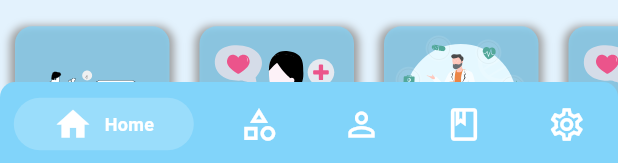
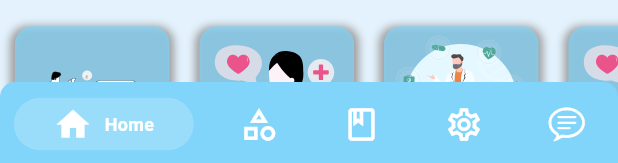
Before and after one commit to HarshGupta0/DoctorsAppointment_App, a Flutter app: the NavScreen widget shown alone on an empty page, opened directly, on a phone screen of 412 x 824 dp. Shown: the part 1070-1233 px from the top of the screen. Run offline on Flutter 3.47's test engine with Material 3 defaults, Android fonts, the phone set to English and light mode, and no system bars; drawn by our look-alikes of lottie, persistent_bottom_nav_bar; our stand-ins replace cloud_firestore, dotted_line, firebase_auth, firebase_core, flutter_screenutil, get and 2 more; missing offline and left inert: flutter_phone_direct_caller; accounts and stored records are empty.

```diff
--- a/lib/view/home_view/home_view.dart
+++ b/lib/view/home_view/home_view.dart
@@ -4,6 +4,7 @@ import 'package:doctors_appointment/controllers/home_controller.dart';
 import 'package:doctors_appointment/controllers/settingsController.dart';
 import 'package:doctors_appointment/view/doctor_profile_screen/doctorProfile.dart';
 import 'package:doctors_appointment/widgets/CustomTextField.dart';
+import 'package:doctors_appointment/widgets/common_bottom.dart';
 import 'package:dotted_line/dotted_line.dart';
 import 'package:flutter/material.dart';
 import 'package:flutter_screenutil/flutter_screenutil.dart';
@@ -255,7 +256,9 @@ class HomeView extends StatelessWidget {
                     shrinkWrap: false,
                     itemBuilder: (BuildContext context, index) {
                       return InkWell(
-                        onTap: () {},
+                        onTap: () {
+                           showPathologyBottomSheet(context);
+                        },
                         child: Container(
                           height: 120.h,
                           width: 90.w,
@@ -292,26 +295,6 @@ class HomeView extends StatelessWidget {
                         ),
                       );
                     }),
-              ),
-              Row(
-                mainAxisAlignment: MainAxisAlignment.end,
-                children: [
-                  Container(
-                    margin: EdgeInsets.only(right: 8.w),
-                    child: OutlinedButton(
-                      onPressed: () {},
-                      child:Text("View All",
-                          style: TextStyle(
-                              fontSize: 15.sp,
-                              fontWeight: FontWeight.w400,
-                              color: Colors.lightBlue.shade200)),
-                      style: ButtonStyle(
-                        minimumSize:
-                        MaterialStateProperty.all(Size(80.w, 30.h)),
-                      ),
-                    ),
-                  ),
-                ],
               ),
               const SizedBox(
                 height: 20,
--- a/lib/view/nav_screen/nav_screen.dart
+++ b/lib/view/nav_screen/nav_screen.dart
@@ -1,5 +1,5 @@
-import 'package:doctors_appointment/view/SignUp_view/SignUp_view.dart';
 import 'package:doctors_appointment/view/home_view/home_view.dart';
+import 'package:flutter/cupertino.dart';
 import 'package:flutter/material.dart';
 import 'package:persistent_bottom_nav_bar/persistent_tab_view.dart';
 import '../Categary_Screen/Categary_Screen.dart';
@@ -44,9 +44,10 @@ class NavScreen extends StatelessWidget {
     return [
       HomeView(),
       CategoryScreen(),
-      CategoryScreen(),
       AppointmentView(),
       SettingsView(),
+      SettingsView(),
+      // ChatScreen()
 
     ];
   }
@@ -66,12 +67,6 @@ class NavScreen extends StatelessWidget {
         inactiveColorPrimary: Colors.white,
       ),
       PersistentBottomNavBarItem(
-        icon: Icon(Icons.person_outline),
-        title: 'Doctor',
-        activeColorPrimary: Colors.white,
-        inactiveColorPrimary: Colors.white,
-      ),
-      PersistentBottomNavBarItem(
         icon: Icon(Icons.book_outlined),
         title: 'Appointment',
         activeColorPrimary: Colors.white,
@@ -83,6 +78,12 @@ class NavScreen extends StatelessWidget {
         activeColorPrimary: Colors.white,
         inactiveColorPrimary: Colors.white,
       ),
+      PersistentBottomNavBarItem(
+        icon: Icon(CupertinoIcons.chat_bubble_text),
+        title: 'Ask Me',
+        activeColorPrimary: Colors.white,
+        inactiveColorPrimary: Colors.white,
+      ),
     ];
   }
 }
--- a/pubspec.yaml
+++ b/pubspec.yaml
@@ -46,9 +46,11 @@ dependencies:
   dotted_line: ^3.2.2
   persistent_bottom_nav_bar: ^5.0.2
   flutter_phone_direct_caller: ^2.1.1
-  url_launcher: ^6.2.4
+  url_launcher: ^6.3.0
   google_fonts: ^6.2.0
   cloud_firestore: ^4.15.8
+  http: ^1.2.0
+  webview_flutter: ^4.5.0
 
 dev_dependencies:
   flutter_test:
```
Also changed, not shown: lib/widgets/common_bottom.dart (added, +56 -0 lines), lib/widgets/web_view.dart (added, +34 -0 lines), lib/view/chatBotAi/chatScreen.dart (added), lib/view/chatBotAi/chat_service.dart (added), pubspec.lock, 2 other files.
